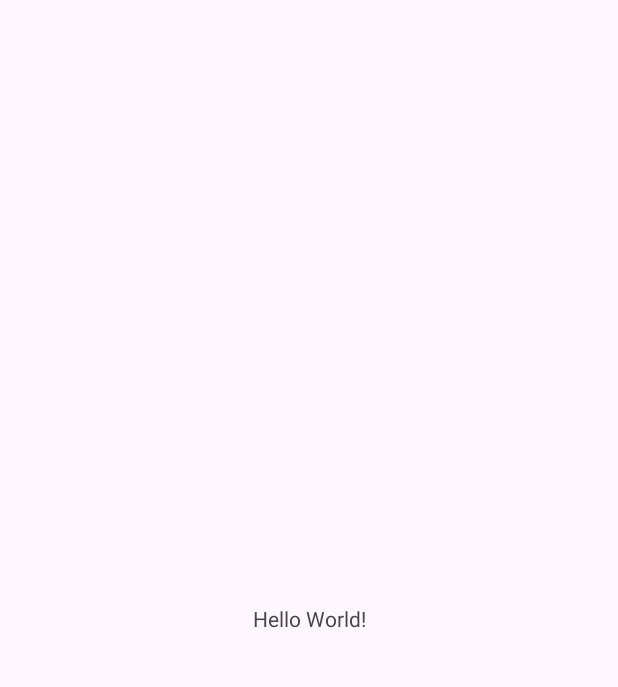
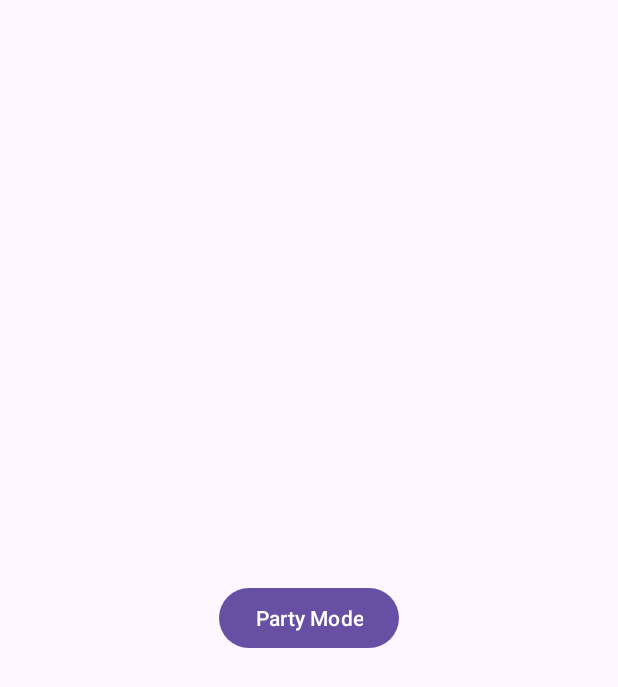
Before and after one commit to Pruthviraj-Guddu/DiscoScreen, an Android app: the screen it shows after launch (MainActivity), on a phone screen of 412 x 824 dp. Before the commit the part shown is almost empty. Shown: the top 687 px of the screen. Run offline under Robolectric (Android 15) with nearby library versions, the phone set to English and light mode, and no system bars.

Commit message:
sos working

```diff
--- a/app/src/main/java/com/example/discoscreen/MainActivity.kt
+++ b/app/src/main/java/com/example/discoscreen/MainActivity.kt
@@ -1,20 +1,67 @@
 package com.example.discoscreen
 
+import android.graphics.Color
 import android.os.Bundle
-import androidx.activity.enableEdgeToEdge
+import android.os.Handler
+import android.os.Looper
+import android.view.View
+import android.view.WindowInsets
 import androidx.appcompat.app.AppCompatActivity
 import androidx.core.view.ViewCompat
-import androidx.core.view.WindowInsetsCompat
 
 class MainActivity : AppCompatActivity() {
+    private var isPartyModeOn = false
+    private lateinit var rootView: View
+    private val handler = Handler(Looper.getMainLooper())
+
     override fun onCreate(savedInstanceState: Bundle?) {
         super.onCreate(savedInstanceState)
-        enableEdgeToEdge()
         setContentView(R.layout.activity_main)
-        ViewCompat.setOnApplyWindowInsetsListener(findViewById(R.id.main)) { v, insets ->
-            val systemBars = insets.getInsets(WindowInsetsCompat.Type.systemBars())
-            v.setPadding(systemBars.left, systemBars.top, systemBars.right, systemBars.bottom)
+        rootView = findViewById(android.R.id.content)
+
+        ViewCompat.setOnApplyWindowInsetsListener(rootView) { _, insets ->
+            rootView.setPadding(
+                insets.systemWindowInsetLeft,
+                insets.systemWindowInsetTop,
+                insets.systemWindowInsetRight,
+                insets.systemWindowInsetBottom
+            )
             insets
         }
+
+        findViewById<View>(R.id.partyButton).setOnClickListener {
+            togglePartyMode()
+        }
+    }
+
+    private fun togglePartyMode() {
+        isPartyModeOn = !isPartyModeOn
+        if (isPartyModeOn) {
+            startFlashingLights()
+        } else {
+            stopFlashingLights()
+        }
+    }
+
+    private fun startFlashingLights() {
+        handler.post(object : Runnable {
+            var isWhite = true
+            override fun run() {
+                if (isPartyModeOn) {
+                    if (isWhite) {
+                        rootView.setBackgroundColor(Color.WHITE)
+                    } else {
+                        rootView.setBackgroundColor(Color.BLACK)
+                    }
+                    isWhite = !isWhite
+                    handler.postDelayed(this, 500) // Change flashing speed here
+                }
+            }
+        })
+    }
+
+    private fun stopFlashingLights() {
+        handler.removeCallbacksAndMessages(null)
+        rootView.setBackgroundColor(Color.WHITE)
     }
 }
--- a/app/src/main/res/layout/activity_main.xml
+++ b/app/src/main/res/layout/activity_main.xml
@@ -1,19 +1,16 @@
 <?xml version="1.0" encoding="utf-8"?>
-<androidx.constraintlayout.widget.ConstraintLayout xmlns:android="http://schemas.android.com/apk/res/android"
-    xmlns:app="http://schemas.android.com/apk/res-auto"
+<RelativeLayout xmlns:android="http://schemas.android.com/apk/res/android"
     xmlns:tools="http://schemas.android.com/tools"
     android:id="@+id/main"
     android:layout_width="match_parent"
     android:layout_height="match_parent"
     tools:context=".MainActivity">
 
-    <TextView
+    <Button
+        android:id="@+id/partyButton"
         android:layout_width="wrap_content"
         android:layout_height="wrap_content"
-        android:text="Hello World!"
-        app:layout_constraintBottom_toBottomOf="parent"
-        app:layout_constraintEnd_toEndOf="parent"
-        app:layout_constraintStart_toStartOf="parent"
-        app:layout_constraintTop_toTopOf="parent" />
+        android:text="Party Mode"
+        android:layout_centerInParent="true"/>
 
-</androidx.constraintlayout.widget.ConstraintLayout>
+</RelativeLayout>
```
